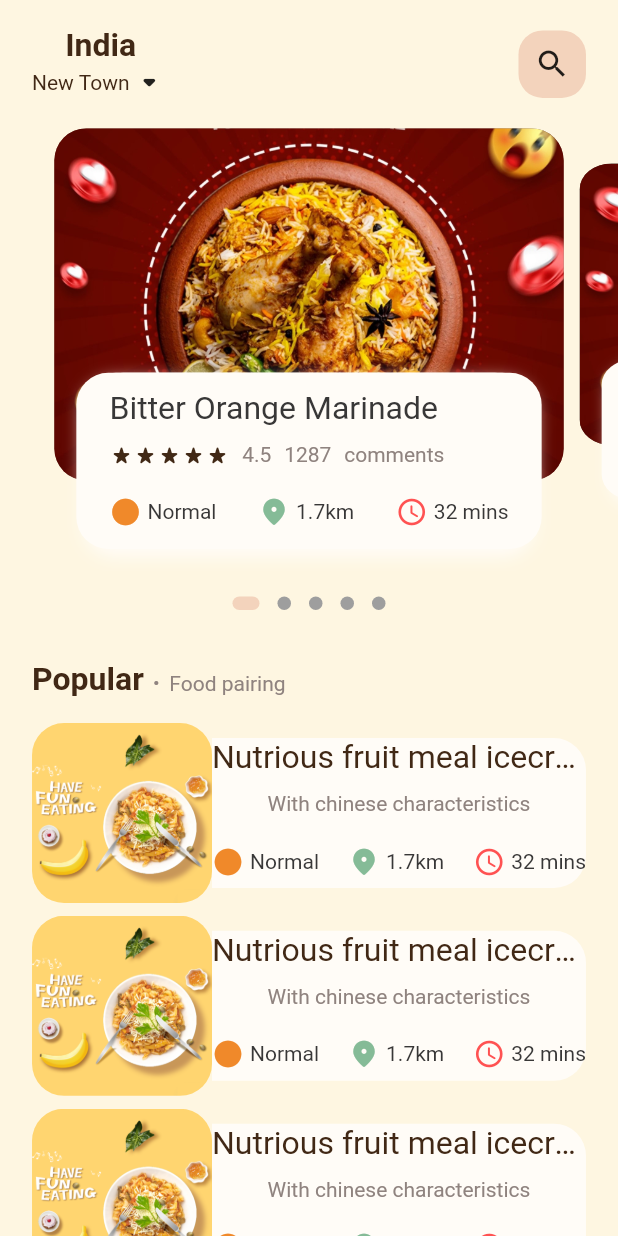
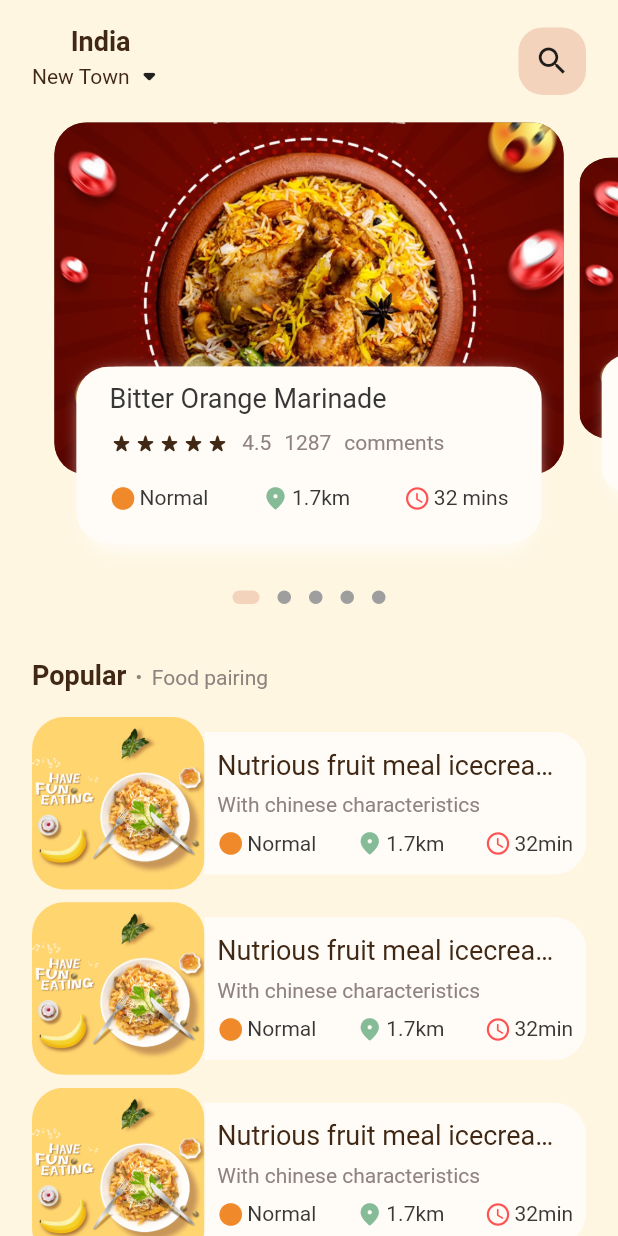
Before and after one commit to shagundubey29/MealMate, a Flutter app: the screen it shows after launch, on a phone screen of 412 x 824 dp. Run offline on Flutter 3.47's test engine with Material 2 defaults, Android fonts, the light colour scheme and no system bars; drawn by our look-alikes of dots_indicator; our stand-ins replace get.

Commit message:
list changes

```diff
--- a/lib/screen/home/bodyHomeScreen.dart
+++ b/lib/screen/home/bodyHomeScreen.dart
@@ -90,9 +90,7 @@ class _BodyHomeScreenState extends State<BodyHomeScreen> {
           ),
         ),
         //list section
-        Container(
-          height: 900,
-          child: ListView.builder(
+          ListView.builder(
             physics: NeverScrollableScrollPhysics(),
             shrinkWrap: true,
             itemCount: 10,
@@ -103,8 +101,8 @@ class _BodyHomeScreenState extends State<BodyHomeScreen> {
                   children: [
                     //img part
                     Container(
-                      height: 120,
-                      width: 120,
+                      height: 115,
+                      width: 115,
                       decoration: BoxDecoration(
                         borderRadius: BorderRadius.circular(Dimensions.borderRadius20),
                         image: DecorationImage(
@@ -116,7 +114,7 @@ class _BodyHomeScreenState extends State<BodyHomeScreen> {
                     //text part
                     Expanded(
                       child: Container(
-                        height: 100,
+                        height: 95,
                         decoration: BoxDecoration(
                           color: AppColors.primaryColorLight,
                           borderRadius: BorderRadius.only(
@@ -124,12 +122,16 @@ class _BodyHomeScreenState extends State<BodyHomeScreen> {
                             bottomRight: Radius.circular(Dimensions.height20)
                           ),
                         ),
+                        child: Padding(
+                          padding:  EdgeInsets.only(left: Dimensions.width8, right: Dimensions.width8),
                           child: Column(
+                            mainAxisAlignment: MainAxisAlignment.center,
+                            crossAxisAlignment: CrossAxisAlignment.start,
                             children: [
                               BigText(text: 'Nutrious fruit meal icecream pudding'),
-                            SizedBox(height: Dimensions.height10,),
+                              SizedBox(height: 8),
                               SmallText(text: 'With chinese characteristics'),
-                            SizedBox(height: Dimensions.height18),
+                              SizedBox(height: 8),
                               Row(
                                 mainAxisAlignment: MainAxisAlignment.spaceBetween,
                                 children: [
@@ -145,7 +147,7 @@ class _BodyHomeScreenState extends State<BodyHomeScreen> {
                                   ),
                                   IconAndText(
                                     icon: Icons.access_time_rounded,
-                                  text: '32 mins',
+                                    text: '32min',
                                     iconColor: Colors.redAccent,
                                   ),
                                 ],
@@ -154,12 +156,12 @@ class _BodyHomeScreenState extends State<BodyHomeScreen> {
                           ),
                         ),
                       ),
+                    ),
                   ],
                 ),
               );
             },
           ),
-        )
       ],
     );
   }
--- a/lib/widgets/bigText.dart
+++ b/lib/widgets/bigText.dart
@@ -24,7 +24,7 @@ class BigText extends StatelessWidget {
         maxLines: 1,
         overflow: overflow,
         style: TextStyle(
-          fontSize: size == 0 ? Dimensions.fontSize20 : size,
+          fontSize: size == 0 ? 18 : size,
           fontFamily: 'Roboto',
           color: color,
           fontWeight: weight,
--- a/lib/widgets/icon_text.dart
+++ b/lib/widgets/icon_text.dart
@@ -22,8 +22,8 @@ class IconAndText extends StatelessWidget {
   Widget build(BuildContext context) {
     return Row(
         children: [
-          Icon(icon, color: iconColor, size: Dimensions.iconSize20),
-          SizedBox(width: 4,),
+          Icon(icon, color: iconColor, size: 18),
+          SizedBox(width: 2,),
           SmallText(text: text, color: color,)
         ],
     );
```
Lines whose indentation alone changed are shown as unchanged.
